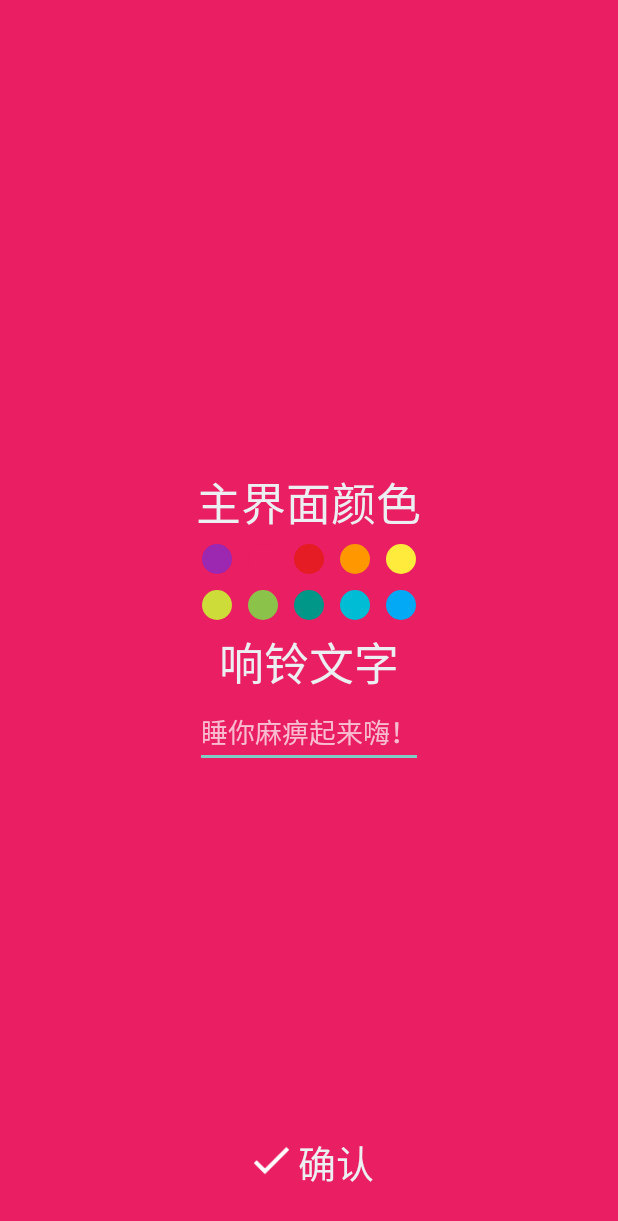
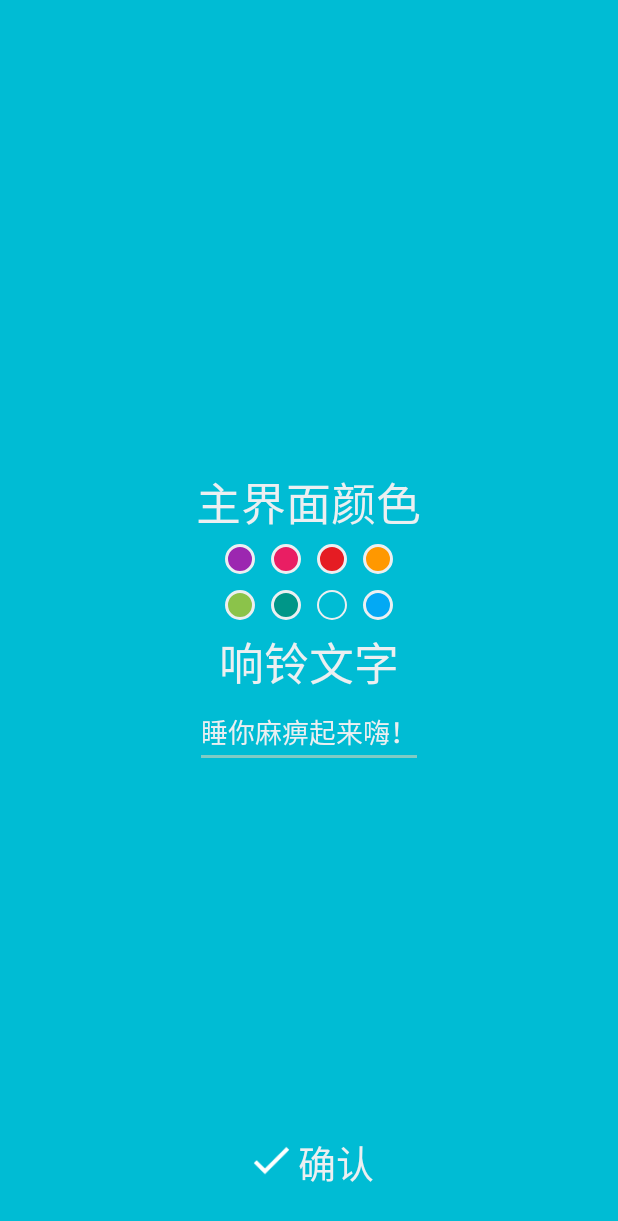
Before and after one commit to mmga/UpClock, an Android app: the SetTheme screen opened directly, with no data from a screen before it, after a tap on an icon or button, on a phone screen of 412 x 824 dp. Shown: the top 1221 px of the screen. Run offline under Robolectric (Android 15) with nearby library versions, the phone set to English and light mode, and no system bars; Roboto replaces fonts that are not available here; 1 statement that could not run was skipped.

Commit message:
完成了响铃界面的文字自定义功能，动态切换主题

```diff
--- a/app/src/main/java/com/mmga/upclock/Activity/MainActivity.java
+++ b/app/src/main/java/com/mmga/upclock/Activity/MainActivity.java
@@ -100,7 +100,7 @@ public class MainActivity extends Activity implements View.OnClickListener{
         });
 
 //        右边抽屉菜单栏的ListView
-        mDrawerList.setAdapter(new ArrayAdapter<String>(this, android.R.layout.simple_list_item_1, listData));
+        mDrawerList.setAdapter(new ArrayAdapter<String>(this, R.layout.drawer_item, listData));
         mDrawerList.setOnItemClickListener(new DrawerItemClickListener(MainActivity.this));
 //        打开抽屉菜单栏的按钮
         btnSettings.setOnClickListener(new View.OnClickListener() {
--- a/app/src/main/java/com/mmga/upclock/Activity/SetTheme.java
+++ b/app/src/main/java/com/mmga/upclock/Activity/SetTheme.java
@@ -4,6 +4,7 @@ import android.app.Activity;
 import android.content.SharedPreferences;
 import android.os.Bundle;
 import android.view.View;
+import android.widget.EditText;
 import android.widget.ImageView;
 import android.widget.RelativeLayout;
 import android.widget.Toast;
@@ -20,15 +21,14 @@ public class SetTheme extends Activity implements View.OnClickListener{
     final private int PINK = 2;
     final private int RED = 3;
     final private int ORANGE = 4;
-    final private int YELLOW = 5;
-    final private int LIME = 6;
     final private int LIGHTGREEN = 7;
     final private int TEAL = 8;
     final private int CYAN = 9;
     final private int LIGHTBLUE = 10;
 
     RelativeLayout btnConfirm;
-    ImageView purple, pink, red, orange, yellow, lime, lightGreen, teal, cyan, lightBlue;
+    ImageView purple, pink, red, orange, lightGreen, teal, cyan, lightBlue;
+    private EditText editText;
 
 
 
@@ -39,13 +39,13 @@ public class SetTheme extends Activity implements View.OnClickListener{
         ThemeUtil.loadCustomTheme(this);
         setContentView(R.layout.set_theme);
 
+        editText = (EditText) findViewById(R.id.custom_edit_text);
+
         btnConfirm = (RelativeLayout) findViewById(R.id.confirm_setting);
         purple = (ImageView) findViewById(R.id.purple);
         pink = (ImageView) findViewById(R.id.pink);
         red = (ImageView) findViewById(R.id.red);
         orange = (ImageView) findViewById(R.id.orange);
-        yellow = (ImageView) findViewById(R.id.yellow);
-        lime = (ImageView) findViewById(R.id.lime);
         lightGreen = (ImageView) findViewById(R.id.light_green);
         teal = (ImageView) findViewById(R.id.teal);
         cyan = (ImageView) findViewById(R.id.cyan);
@@ -56,8 +56,6 @@ public class SetTheme extends Activity implements View.OnClickListener{
         pink.setOnClickListener(this);
         red.setOnClickListener(this);
         orange.setOnClickListener(this);
-        yellow.setOnClickListener(this);
-        lime.setOnClickListener(this);
         lightGreen.setOnClickListener(this);
         teal.setOnClickListener(this);
         cyan.setOnClickListener(this);
@@ -71,6 +69,7 @@ public class SetTheme extends Activity implements View.OnClickListener{
     public void onClick(View v) {
         switch (v.getId()) {
             case R.id.confirm_setting:
+                saveCustomEditText();
                 finish();
                 break;
             case R.id.purple:
@@ -84,12 +83,6 @@ public class SetTheme extends Activity implements View.OnClickListener{
                 break;
             case R.id.orange:
                 selectTheme(ORANGE);
-                break;
-            case R.id.yellow:
-                selectTheme(YELLOW);
-                break;
-            case R.id.lime:
-                selectTheme(LIME);
                 break;
             case R.id.light_green:
                 selectTheme(LIGHTGREEN);
@@ -108,10 +101,17 @@ public class SetTheme extends Activity implements View.OnClickListener{
 
     }
 
+    private void saveCustomEditText() {
+        SharedPreferences.Editor editor = getSharedPreferences("word", MODE_PRIVATE).edit();
+        editor.putString("word", editText.getText().toString());
+        editor.apply();
+    }
+
     private void selectTheme(int color) {
         SharedPreferences.Editor editor = getSharedPreferences("theme", MODE_PRIVATE).edit();
         editor.putInt("color", color);
         editor.apply();
+        ThemeUtil.changetheme(this,color);
         Toast.makeText(this, "succeed" + color, Toast.LENGTH_SHORT).show();
     }
 
--- a/app/src/main/java/com/mmga/upclock/Utils/DrawerItemClickListener.java
+++ b/app/src/main/java/com/mmga/upclock/Utils/DrawerItemClickListener.java
@@ -27,6 +27,7 @@ public class DrawerItemClickListener implements android.widget.AdapterView.OnIte
 
     @Override
     public void onItemClick(AdapterView<?> parent, View view, int position, long id) {
+
         selectItem(position);
     }
 
--- a/app/src/main/java/com/mmga/upclock/Utils/ThemeUtil.java
+++ b/app/src/main/java/com/mmga/upclock/Utils/ThemeUtil.java
@@ -2,27 +2,35 @@ package com.mmga.upclock.Utils;
 
 import android.app.Activity;
 import android.content.Context;
+import android.content.Intent;
 import android.content.SharedPreferences;
 
 import com.mmga.upclock.R;
 
 public class ThemeUtil {
 
-    static final private int PURPLE = 1;
-    static final private int PINK = 2;
-    static final private int RED = 3;
-    static final private int ORANGE = 4;
-    static final private int YELLOW = 5;
-    static final private int Lime = 6;
-    static final private int LIGHTGREEN = 7;
-    static final private int TEAL = 8;
-    static final private int CYAN = 9;
-    static final private int LIGHTBLUE = 10;
+    private static int stheme;
+    static final public int PURPLE = 1;
+    static final public int PINK = 2;
+    static final public int RED = 3;
+    static final public int ORANGE = 4;
+    static final public int LIGHTGREEN = 7;
+    static final public int TEAL = 8;
+    static final public int CYAN = 9;
+    static final public int LIGHTBLUE = 10;
+
+
+    public static void changetheme(Activity activity,int theme) {
+        stheme = theme;
+        activity.finish();
+
+        activity.startActivity(new Intent(activity, activity.getClass()));
+    }
 
     public static void loadCustomTheme(Activity activity) {
         SharedPreferences preferences = activity.getSharedPreferences("theme", Context.MODE_PRIVATE);
         int mainColor = preferences.getInt("color", 2);
-    int style = R.style.PurpleTheme;
+        int style = R.style.CyanTheme;
         switch (mainColor) {
             case PURPLE:
                 style = R.style.PurpleTheme;
@@ -35,12 +43,6 @@ public static void loadCustomTheme(Activity activity) {
                 break;
             case ORANGE:
                 style = R.style.OrangeTheme;
-            break;
-        case YELLOW:
-            style = R.style.YellowTheme;
-            break;
-        case Lime:
-            style = R.style.LimeTheme;
                 break;
             case LIGHTGREEN:
                 style = R.style.LightGreenTheme;
--- a/app/src/main/res/drawable/cyan_round.xml
+++ b/app/src/main/res/drawable/cyan_round.xml
@@ -2,8 +2,14 @@
 
 <shape xmlns:android="http://schemas.android.com/apk/res/android"
     android:shape="oval">
+
     <solid android:color="@color/cyan"
         />
+
     <size android:height="20dp"
         android:width="20dp"/>
+
+    <stroke
+        android:color="@color/text_color"
+        android:width="1dp" />
 </shape>
--- a/app/src/main/res/drawable/lightblue_round.xml
+++ b/app/src/main/res/drawable/lightblue_round.xml
@@ -2,8 +2,14 @@
 
 <shape xmlns:android="http://schemas.android.com/apk/res/android"
     android:shape="oval">
+
     <solid android:color="@color/light_blue"
         />
+
     <size android:height="20dp"
         android:width="20dp"/>
+
+    <stroke
+        android:color="@color/text_color"
+        android:width="2dp" />
 </shape>
--- a/app/src/main/res/drawable/lightgreen_round.xml
+++ b/app/src/main/res/drawable/lightgreen_round.xml
@@ -8,4 +8,7 @@
     <size
         android:height="20dp"
         android:width="20dp"/>
+    <stroke
+        android:color="@color/text_color"
+        android:width="2dp" />
 </shape>
--- a/app/src/main/res/drawable/lime_round.xml
+++ b/app/src/main/res/drawable/lime_round.xml
@@ -6,4 +6,8 @@
         />
     <size android:height="20dp"
         android:width="20dp"/>
+    <stroke
+        android:color="@color/text_color"
+        android:width="2dp" />
+
 </shape>
--- a/app/src/main/res/drawable/orange_round.xml
+++ b/app/src/main/res/drawable/orange_round.xml
@@ -8,4 +8,7 @@
     <size
         android:height="20dp"
         android:width="20dp"/>
+    <stroke
+        android:color="@color/text_color"
+        android:width="2dp" />
 </shape>
--- a/app/src/main/res/drawable/pink_round.xml
+++ b/app/src/main/res/drawable/pink_round.xml
@@ -6,4 +6,7 @@
         />
     <size android:height="20dp"
         android:width="20dp"/>
+    <stroke
+        android:color="@color/text_color"
+        android:width="2dp" />
 </shape>
--- a/app/src/main/res/drawable/purple_round.xml
+++ b/app/src/main/res/drawable/purple_round.xml
@@ -6,4 +6,7 @@
         />
     <size android:height="20dp"
         android:width="20dp"/>
+    <stroke
+        android:color="@color/text_color"
+        android:width="2dp" />
 </shape>
--- a/app/src/main/res/drawable/red_round.xml
+++ b/app/src/main/res/drawable/red_round.xml
@@ -6,4 +6,7 @@
         />
     <size android:height="20dp"
         android:width="20dp"/>
+    <stroke
+        android:color="@color/text_color"
+        android:width="2dp" />
 </shape>
--- a/app/src/main/res/drawable/teal_round.xml
+++ b/app/src/main/res/drawable/teal_round.xml
@@ -6,4 +6,8 @@
         />
     <size android:height="20dp"
         android:width="20dp"/>
+
+    <stroke
+        android:color="@color/text_color"
+        android:width="2dp" />
 </shape>
--- a/app/src/main/res/drawable/yellow_round.xml
+++ b/app/src/main/res/drawable/yellow_round.xml
@@ -4,4 +4,7 @@
     <solid android:color="@color/yellow" />
     <size android:height="20dp"
         android:width="20dp"/>
+    <stroke
+        android:color="@color/text_color"
+        android:width="2dp" />
 </shape>
--- a/app/src/main/res/layout/color_board1.xml
+++ b/app/src/main/res/layout/color_board1.xml
@@ -35,13 +35,6 @@
         android:layout_margin="@dimen/colorboard_margin"
         />
 
-      <ImageView
-        android:layout_width="wrap_content"
-        android:layout_height="wrap_content"
-        android:background="@drawable/yellow_round"
-          android:id="@+id/yellow"
-        android:layout_margin="@dimen/colorboard_margin"
-        />
 
 
 </LinearLayout>
--- a/app/src/main/res/layout/color_board2.xml
+++ b/app/src/main/res/layout/color_board2.xml
@@ -5,13 +5,6 @@
     android:layout_height="wrap_content"
     android:layout_margin="@dimen/colorboard_margin">
 
-    <ImageView
-        android:id="@+id/lime"
-        android:layout_width="wrap_content"
-        android:layout_height="wrap_content"
-        android:background="@drawable/lime_round"
-        android:layout_margin="@dimen/colorboard_margin"
-        />
 
     <ImageView
         android:id="@+id/light_green"
--- a/app/src/main/res/layout/set_theme.xml
+++ b/app/src/main/res/layout/set_theme.xml
@@ -2,7 +2,7 @@
 <RelativeLayout xmlns:android="http://schemas.android.com/apk/res/android"
     android:layout_width="match_parent"
     android:layout_height="match_parent"
-    android:background="?attr/setThemeColor"
+    android:background="@color/cyan"
     >
 
     <RelativeLayout
@@ -56,9 +56,14 @@
             android:layout_width="wrap_content"
             android:layout_height="wrap_content"
             android:singleLine="true"
+            android:maxLength="8"
             android:hint="@string/playalarm_text"
             android:layout_centerHorizontal="true"
-            android:layout_below="@+id/text_custom"/>
+            android:layout_below="@+id/text_custom"
+            android:textColorLink="@color/text_color"
+            android:textColor="@color/text_color"
+            android:textColorHint="@color/text_color"
+            android:id="@+id/custom_edit_text" />
 
     </RelativeLayout>
 
```
Also changed, not shown: app/src/main/java/com/mmga/upclock/Activity/PlayAlarm.java (+6 -1 lines), app/src/main/res/layout/drawer_item.xml (added, +8 -0 lines). Lines whose indentation alone changed are shown as unchanged.
